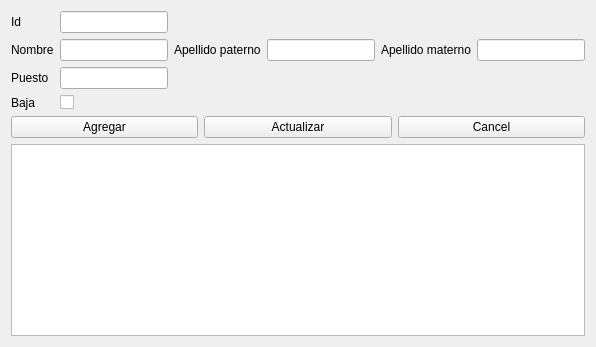
First picture: the form in views/ui/recurso_form.ui, repository CocoMarck/administracionDeActividades, before the edit.
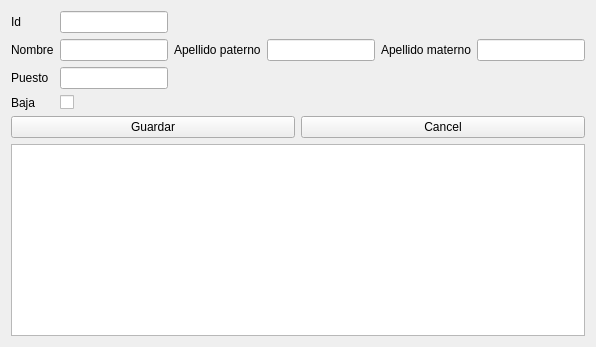
Second picture: the form after the edit.

What changed in the file:
```diff
--- a/views/ui/recurso_form.ui
+++ b/views/ui/recurso_form.ui
@@ -120,15 +120,7 @@
      <item>
       <widget class="QPushButton" name="button_add">
        <property name="text">
-        <string>Agregar</string>
-       </property>
-      </widget>
-     </item>
-     
-     <item>
-      <widget class="QPushButton" name="button_update">
-       <property name="text">
-        <string>Actualizar</string>
+        <string>Guardar</string>
        </property>
       </widget>
      </item>
```
Left out of the diff: 3 changed lines with no effect on the pictures.
